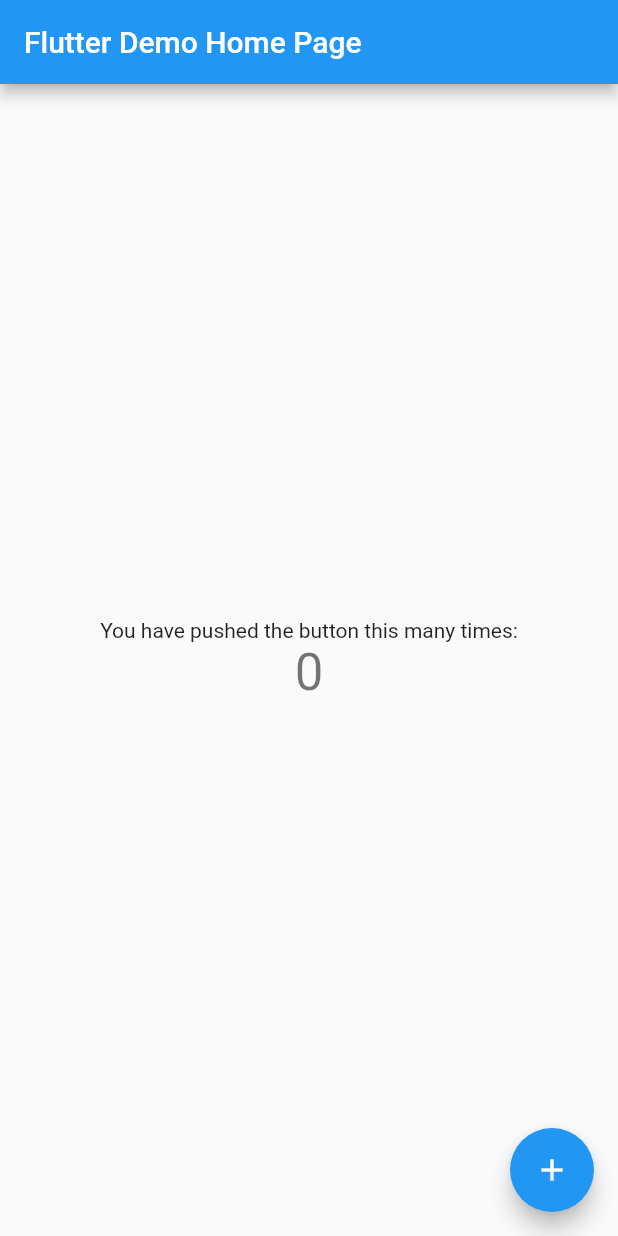
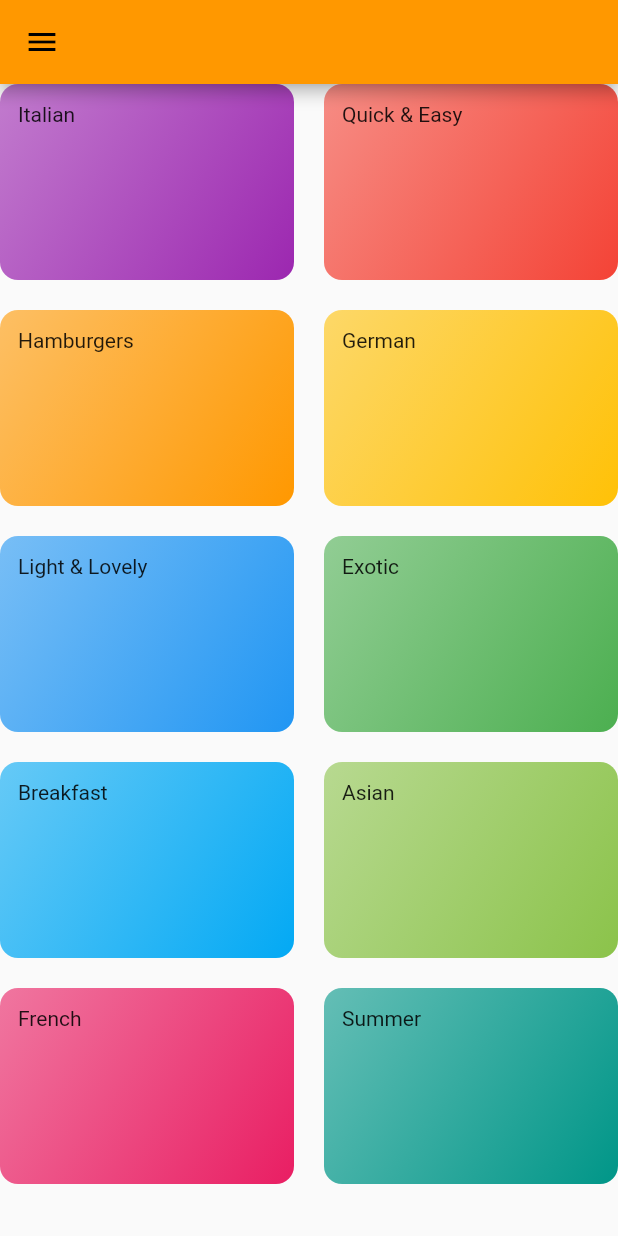
Before and after one commit to IqmanS/flutter-meals-app, a Flutter app: the screen it shows after launch, on a phone screen of 412 x 824 dp. Run offline on Flutter 3.47's test engine with Material 2 defaults, Android fonts, the phone set to English and light mode, and no system bars.

Commit message:
flutter_meals_app

```diff
--- /dev/null
+++ b/lib/categories_screen.dart
@@ -0,0 +1,25 @@
+import 'package:flutter/material.dart';
+import 'package:flutter/src/widgets/container.dart';
+import 'package:flutter/src/widgets/framework.dart';
+import 'package:meals_app/category_item.dart';
+import './dummy_data.dart';
+
+class CategoriesScreen extends StatelessWidget {
+  const CategoriesScreen({super.key});
+
+  @override
+  Widget build(BuildContext context) {
+    return GridView(
+      gridDelegate: const SliverGridDelegateWithMaxCrossAxisExtent(
+        maxCrossAxisExtent: 200,
+        childAspectRatio: 3 / 2,
+        crossAxisSpacing: 20,
+        mainAxisSpacing: 20,
+      ),
+      children: DUMMY_CATEGORIES
+          .map((catData) =>
+              CategoryItem(title: catData.title, color: catData.color))
+          .toList(),
+    );
+  }
+}
--- /dev/null
+++ b/lib/category_item.dart
@@ -0,0 +1,24 @@
+import 'package:flutter/material.dart';
+import 'package:flutter/src/widgets/container.dart';
+import 'package:flutter/src/widgets/framework.dart';
+
+class CategoryItem extends StatelessWidget {
+  final String title;
+  final Color color;
+  const CategoryItem({super.key, required this.title, required this.color});
+
+  @override
+  Widget build(BuildContext context) {
+    return Container(
+      padding: const EdgeInsets.all(12),
+      decoration: BoxDecoration(
+          gradient: LinearGradient(
+            colors: [color.withOpacity(0.6), color],
+            begin: Alignment.topLeft,
+            end: Alignment.bottomRight,
+          ),
+          borderRadius: BorderRadius.circular(12)),
+      child: Text(title),
+    );
+  }
+}
--- /dev/null
+++ b/lib/dummy_data.dart
@@ -0,0 +1,56 @@
+import 'package:flutter/material.dart';
+
+import './models/category.dart';
+
+final DUMMY_CATEGORIES = [
+  Category(
+    id: 'c1',
+    title: 'Italian',
+    color: Colors.purple,
+  ),
+  Category(
+    id: 'c2',
+    title: 'Quick & Easy',
+    color: Colors.red,
+  ),
+  Category(
+    id: 'c3',
+    title: 'Hamburgers',
+    color: Colors.orange,
+  ),
+  Category(
+    id: 'c4',
+    title: 'German',
+    color: Colors.amber,
+  ),
+  Category(
+    id: 'c5',
+    title: 'Light & Lovely',
+    color: Colors.blue,
+  ),
+  Category(
+    id: 'c6',
+    title: 'Exotic',
+    color: Colors.green,
+  ),
+  Category(
+    id: 'c7',
+    title: 'Breakfast',
+    color: Colors.lightBlue,
+  ),
+  Category(
+    id: 'c8',
+    title: 'Asian',
+    color: Colors.lightGreen,
+  ),
+  Category(
+    id: 'c9',
+    title: 'French',
+    color: Colors.pink,
+  ),
+  Category(
+    id: 'c10',
+    title: 'Summer',
+    color: Colors.teal,
+  ),
+];
--- a/lib/main.dart
+++ b/lib/main.dart
@@ -1,4 +1,5 @@
 import 'package:flutter/material.dart';
+import 'package:meals_app/categories_screen.dart';
 
 void main() {
   runApp(const MyApp());
@@ -6,110 +7,34 @@ void main() {
 
 class MyApp extends StatelessWidget {
   const MyApp({super.key});
-
-  // This widget is the root of your application.
   @override
   Widget build(BuildContext context) {
     return MaterialApp(
-      title: 'Flutter Demo',
+      title: 'Meals App',
+      debugShowCheckedModeBanner: false,
       theme: ThemeData(
-        // This is the theme of your application.
-        //
-        // Try running your application with "flutter run". You'll see the
-        // application has a blue toolbar. Then, without quitting the app, try
-        // changing the primarySwatch below to Colors.green and then invoke
-        // "hot reload" (press "r" in the console where you ran "flutter run",
-        // or simply save your changes to "hot reload" in a Flutter IDE).
-        // Notice that the counter didn't reset back to zero; the application
-        // is not restarted.
-        primarySwatch: Colors.blue,
+        primarySwatch: Colors.orange,
+        drawerTheme: DrawerThemeData(backgroundColor: Colors.orange.shade200),
       ),
-      home: const MyHomePage(title: 'Flutter Demo Home Page'),
+      home: const MyHomePage(),
     );
   }
 }
 
 class MyHomePage extends StatefulWidget {
-  const MyHomePage({super.key, required this.title});
-
-  // This widget is the home page of your application. It is stateful, meaning
-  // that it has a State object (defined below) that contains fields that affect
-  // how it looks.
-
-  // This class is the configuration for the state. It holds the values (in this
-  // case the title) provided by the parent (in this case the App widget) and
-  // used by the build method of the State. Fields in a Widget subclass are
-  // always marked "final".
-
-  final String title;
+  const MyHomePage({super.key});
 
   @override
   State<MyHomePage> createState() => _MyHomePageState();
 }
 
 class _MyHomePageState extends State<MyHomePage> {
-  int _counter = 0;
-
-  void _incrementCounter() {
-    setState(() {
-      // This call to setState tells the Flutter framework that something has
-      // changed in this State, which causes it to rerun the build method below
-      // so that the display can reflect the updated values. If we changed
-      // _counter without calling setState(), then the build method would not be
-      // called again, and so nothing would appear to happen.
-      _counter++;
-    });
-  }
-
   @override
   Widget build(BuildContext context) {
-    // This method is rerun every time setState is called, for instance as done
-    // by the _incrementCounter method above.
-    //
-    // The Flutter framework has been optimized to make rerunning build methods
-    // fast, so that you can just rebuild anything that needs updating rather
-    // than having to individually change instances of widgets.
     return Scaffold(
-      appBar: AppBar(
-        // Here we take the value from the MyHomePage object that was created by
-        // the App.build method, and use it to set our appbar title.
-        title: Text(widget.title),
-      ),
-      body: Center(
-        // Center is a layout widget. It takes a single child and positions it
-        // in the middle of the parent.
-        child: Column(
-          // Column is also a layout widget. It takes a list of children and
-          // arranges them vertically. By default, it sizes itself to fit its
-          // children horizontally, and tries to be as tall as its parent.
-          //
-          // Invoke "debug painting" (press "p" in the console, choose the
-          // "Toggle Debug Paint" action from the Flutter Inspector in Android
-          // Studio, or the "Toggle Debug Paint" command in Visual Studio Code)
-          // to see the wireframe for each widget.
-          //
-          // Column has various properties to control how it sizes itself and
-          // how it positions its children. Here we use mainAxisAlignment to
-          // center the children vertically; the main axis here is the vertical
-          // axis because Columns are vertical (the cross axis would be
-          // horizontal).
-          mainAxisAlignment: MainAxisAlignment.center,
-          children: <Widget>[
-            const Text(
-              'You have pushed the button this many times:',
-            ),
-            Text(
-              '$_counter',
-              style: Theme.of(context).textTheme.headline4,
-            ),
-          ],
-        ),
-      ),
-      floatingActionButton: FloatingActionButton(
-        onPressed: _incrementCounter,
-        tooltip: 'Increment',
-        child: const Icon(Icons.add),
-      ), // This trailing comma makes auto-formatting nicer for build methods.
+      appBar: AppBar(),
+      drawer: Drawer(),
+      body: CategoriesScreen(),
     );
   }
 }
--- /dev/null
+++ b/lib/models/category.dart
@@ -0,0 +1,8 @@
+import 'package:flutter/material.dart';
+
+class Category {
+  final String id;
+  final String title;
+  final Color color;
+  Category({required this.id, required this.title, this.color = Colors.amber});
+}
```
